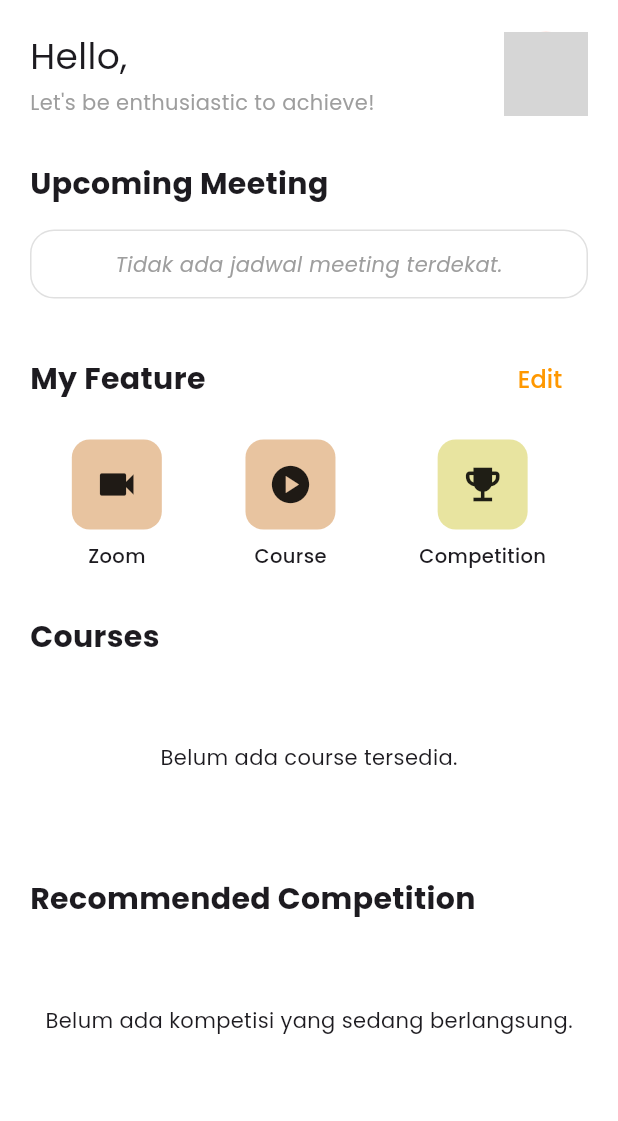
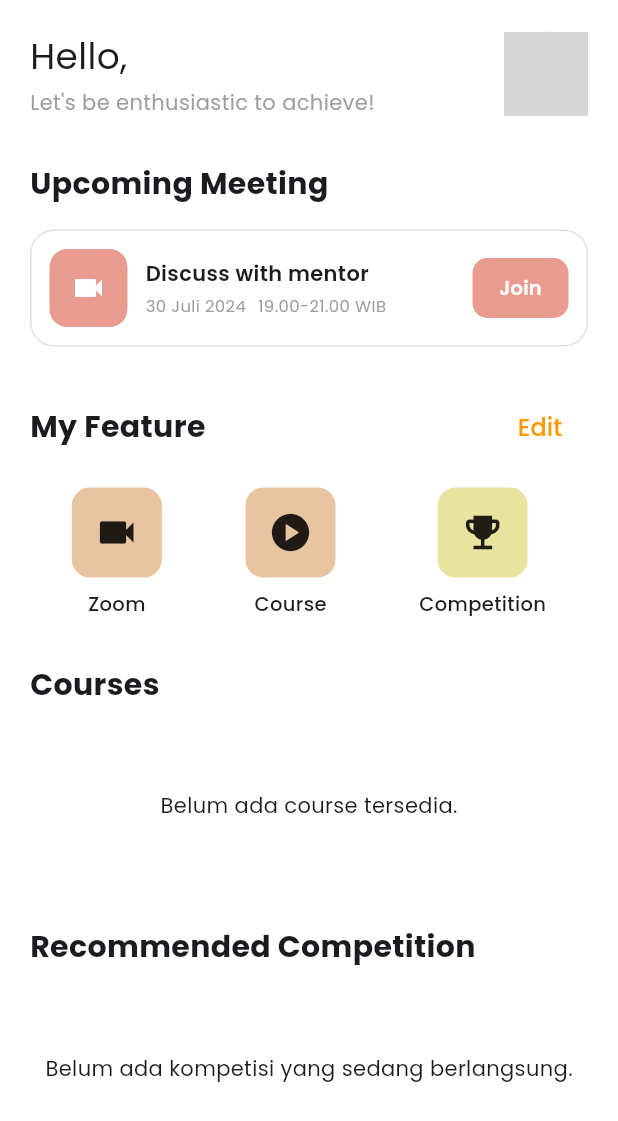
Before and after one commit to Bagas-Rafi-Dewantara/CHAMPIFY, a Flutter app: the HomePage screen opened by its route, on a phone screen of 412 x 824 dp. Shown: the top 1121 px of the screen. Run offline on Flutter 3.47's test engine with Material 3 defaults, Android fonts, the phone set to English and light mode, and no system bars; our stand-ins replace google_fonts, google_nav_bar, supabase_flutter, youtube_player_flutter; accounts and stored records are empty; network calls fail; grey boxes are pictures that could not be loaded.

Commit message:
zoom di homepage jadi statis

```diff
--- a/lib/homepage.dart
+++ b/lib/homepage.dart
@@ -372,58 +372,12 @@ class _HomePageState extends State<HomePage> {
   }
 
   // ========================================
-  // UPCOMING MEETING SECTION (SUDAH DINAMIS)
+  // UPCOMING MEETING SECTION
   // ========================================
 
   Widget _buildUpcomingMeeting() {
-    // 1. Tampilkan Loading
-    if (_isLoadingMeeting) {
-      return Container(
-        height: 80,
-        decoration: BoxDecoration(
-          color: Colors.white,
-          borderRadius: BorderRadius.circular(16),
-          border: Border.all(color: Colors.grey.shade300),
-        ),
-        child: const Center(child: CircularProgressIndicator(strokeWidth: 2)),
-      );
-    }
-
-    // 2. Jika tidak ada meeting yang akan datang
-    if (_upcomingMeeting == null) {
-      return Container(
-        padding: const EdgeInsets.all(12),
-        decoration: BoxDecoration(
-          color: Colors.white,
-          borderRadius: BorderRadius.circular(16),
-          border: Border.all(color: Colors.grey.shade300),
-        ),
-        child: const Center(
-          child: Text(
-            'Tidak ada jadwal meeting terdekat.',
-            style: TextStyle(fontStyle: FontStyle.italic, color: Colors.grey),
-          ),
-        ),
-      );
-    }
-
-    // 3. Ekstrak data yang akan ditampilkan
-    final Map<String, dynamic> meeting = _upcomingMeeting!;
-    final String meetingTitle = meeting['nama_zoom'] ?? 'Diskusi Bersama Mentor'; // Menggunakan nama_zoom
-    // PERBAIKAN: Mengambil data dari kunci 'date'
-    final String tanggal = meeting['date'] != null
-        ? _formatDate(meeting['date'])
-        : 'Tanggal tidak diketahui';
-    final String waktu = (meeting['waktu_mulai'] ?? '-') + ' - ' + (meeting['waktu_selesai'] ?? '-') + ' WIB';
-    final String zoomLink = meeting['link_zoom'] ?? '';
-
     return GestureDetector(
       onTap: () {
-        // Navigasi ke ZoomMeetingScreen atau buka link zoom
-        if (zoomLink.isNotEmpty) {
-          // Anda bisa menggunakan url_launcher di sini untuk membuka link
-          // Tapi untuk konsistensi, kita navigasi ke ZoomMeetingScreen seperti kode lama
-        }
         Navigator.push(
           context,
           MaterialPageRoute(builder: (context) => const ZoomMeetingScreen()),
@@ -451,21 +405,21 @@ class _HomePageState extends State<HomePage> {
               child: Column(
                 crossAxisAlignment: CrossAxisAlignment.start,
                 children: [
-                  Text(
-                    meetingTitle, // <--- DINAMIS
-                    style: const TextStyle(fontSize: 14, fontWeight: FontWeight.w600),
+                  const Text(
+                    'Discuss with mentor',
+                    style: TextStyle(fontSize: 14, fontWeight: FontWeight.w600),
                   ),
                   const SizedBox(height: 4),
                   Wrap(
                     spacing: 8,
-                    children: [
+                    children: const [
                       Text(
-                        tanggal, // <--- DINAMIS
-                        style: const TextStyle(fontSize: 11, color: Colors.grey),
+                        '30 Juli 2024',
+                        style: TextStyle(fontSize: 11, color: Colors.grey),
                       ),
                       Text(
-                        waktu, // <--- DINAMIS
-                        style: const TextStyle(fontSize: 11, color: Colors.grey),
+                        '19.00-21.00 WIB',
+                        style: TextStyle(fontSize: 11, color: Colors.grey),
                       ),
                     ],
                   ),
```
